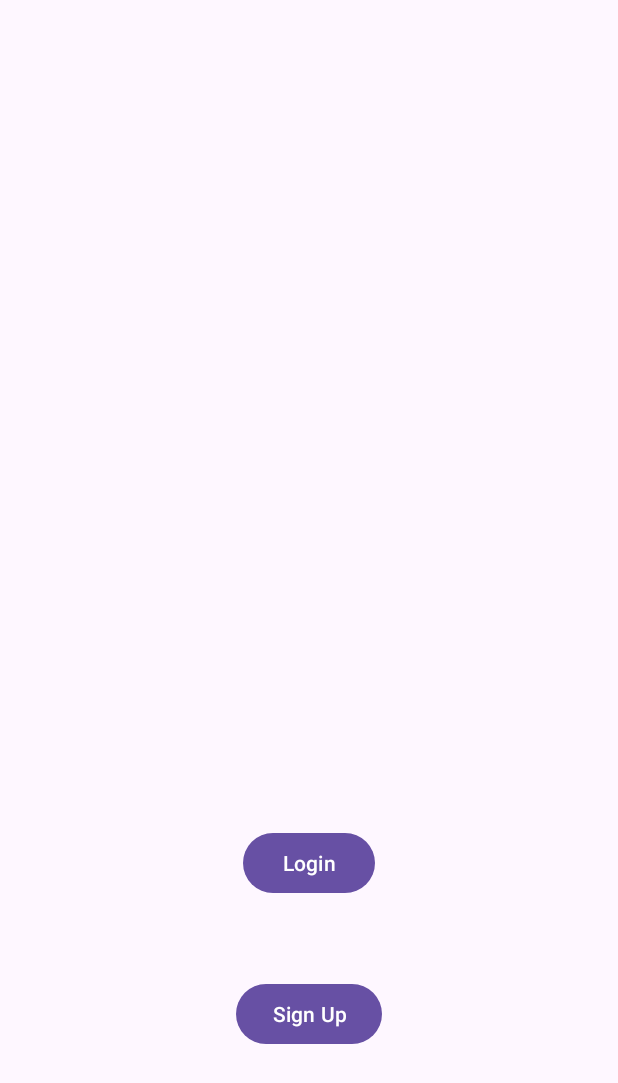
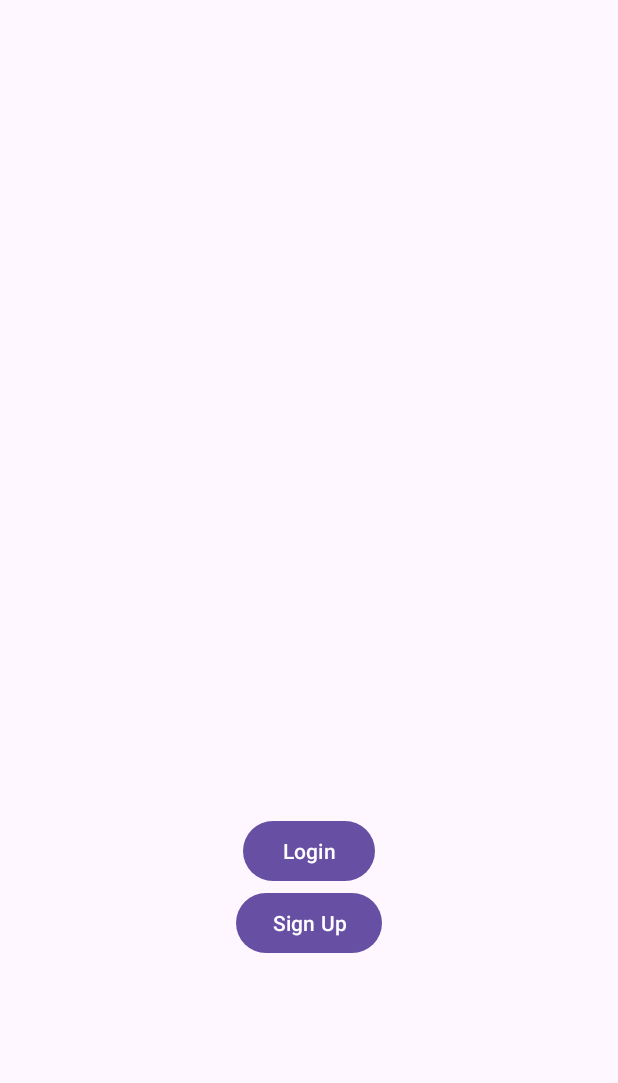
Before and after one commit to guptakushal03/MAD_Practical-4_21012021034, an Android app: the screen it shows after launch (MainActivity), on a phone screen of 412 x 824 dp. Shown: the top 1083 px of the screen. Run offline under Robolectric (Android 15) with nearby library versions, the phone set to English and light mode, and no system bars.

Commit message:
Practical 4

```diff
--- a/app/src/main/res/layout/activity_main.xml
+++ b/app/src/main/res/layout/activity_main.xml
@@ -12,19 +12,19 @@
         android:layout_width="wrap_content"
         android:layout_height="wrap_content"
         android:text="Login"
-        app:layout_constraintBottom_toTopOf="@+id/button2"
+        app:layout_constraintBottom_toBottomOf="parent"
         app:layout_constraintEnd_toEndOf="parent"
+        app:layout_constraintHorizontal_bias="0.500"
         app:layout_constraintStart_toStartOf="parent"
         app:layout_constraintTop_toTopOf="parent"
-        app:layout_constraintVertical_bias="0.913" />
+        app:layout_constraintVertical_bias="0.700" />
 
     <Button
         android:id="@+id/button2"
         android:layout_width="wrap_content"
         android:layout_height="wrap_content"
-        android:layout_marginBottom="124dp"
         android:text="Sign Up"
-        app:layout_constraintBottom_toBottomOf="parent"
         app:layout_constraintEnd_toEndOf="parent"
-        app:layout_constraintStart_toStartOf="parent" />
+        app:layout_constraintStart_toStartOf="parent"
+        app:layout_constraintTop_toBottomOf="@+id/button" />
 </androidx.constraintlayout.widget.ConstraintLayout>
```
